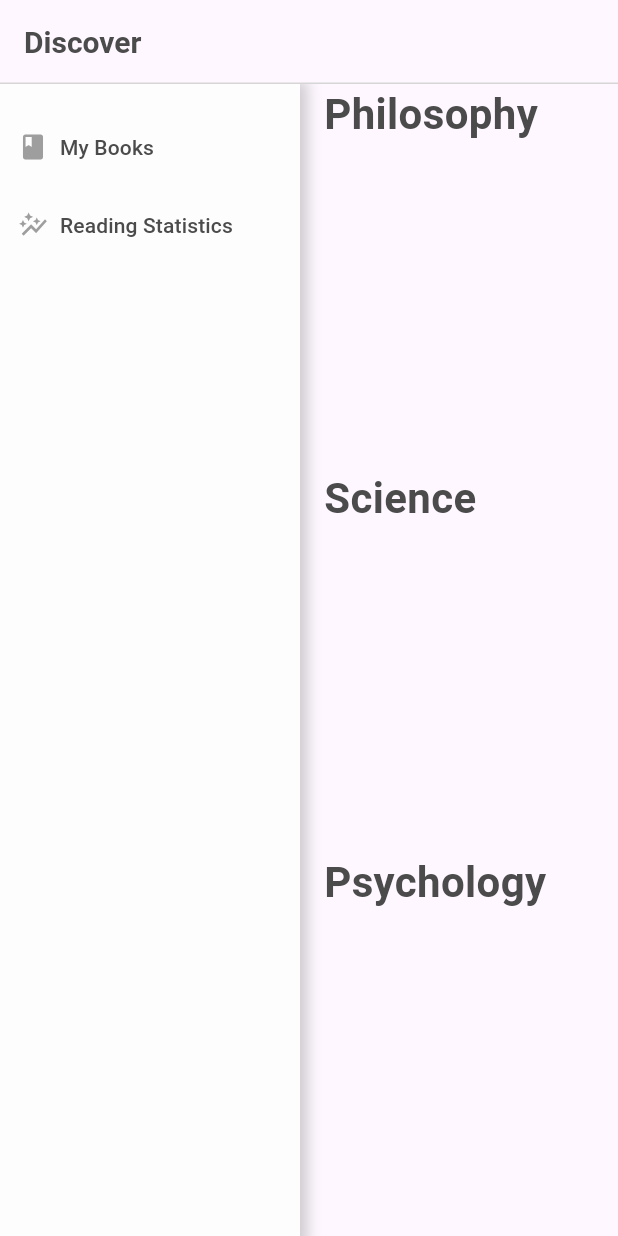
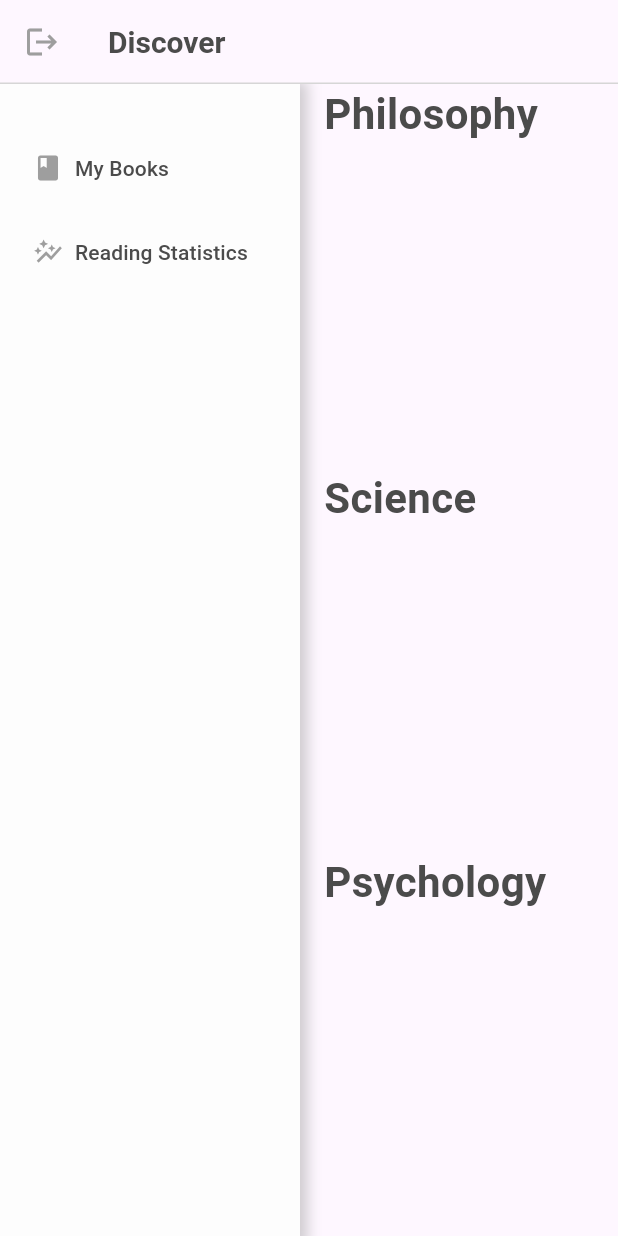
Before and after one commit to ashtondunderdale/file-engine, a Flutter app: the screen it shows after launch, on a phone screen of 412 x 824 dp. Run offline on Flutter 3.47's test engine with Material 3 defaults, Android fonts, the phone set to English and light mode, and no system bars; missing offline and left inert: google_books_api.

Commit message:
added skeleton views and logout button

```diff
--- a/fluttergames/lib/views/discover.dart
+++ b/fluttergames/lib/views/discover.dart
@@ -2,6 +2,7 @@ import 'package:flutter/material.dart';
 import 'package:fluttergames/globals.dart';
 
 import '../widgets/book_list.dart';
+import '../widgets/logout_button.dart';
 import '../widgets/nav_panel/nav_panel.dart';
 
 class Discover extends StatelessWidget {
@@ -11,6 +12,7 @@ class Discover extends StatelessWidget {
   Widget build(BuildContext context) {
     return Scaffold(
       appBar: AppBar(
+        leading: const LogoutButton(),
         title: Text(
           "Discover",
           style: TextStyle(
--- /dev/null
+++ b/fluttergames/lib/widgets/logout_button.dart
@@ -0,0 +1,16 @@
+import 'package:flutter/material.dart';
+
+class LogoutButton extends StatelessWidget {
+  const LogoutButton({super.key});
+
+  @override
+  Widget build(BuildContext context) {
+    return IconButton(
+      onPressed: () {},
+      icon: const Icon(
+        Icons.logout,
+        color: Colors.grey,
+      ),
+    );
+  }
+}
--- a/fluttergames/lib/widgets/nav_panel/my_books_button.dart
+++ b/fluttergames/lib/widgets/nav_panel/my_books_button.dart
@@ -1,4 +1,5 @@
 import 'package:flutter/material.dart';
+import 'package:fluttergames/views/my_books.dart';
 
 import '../../globals.dart';
 
@@ -7,10 +8,14 @@ class MyBooksButton extends StatelessWidget {
 
   @override
   Widget build(BuildContext context) {
-    return TextButton(
-      onPressed: () {},
-      child: Padding(
-        padding: const EdgeInsets.only(top: 24),
+    return Padding(
+      padding: const EdgeInsets.only(top: 32),
+      child: SizedBox(
+        width: 180,
+        child: TextButton(
+          onPressed: () {
+            Navigator.push(context, MaterialPageRoute(builder: (context) => const MyBooks()));
+          },
           child: Row(
             children: [
               const Padding(
@@ -30,6 +35,7 @@ class MyBooksButton extends StatelessWidget {
             ],
           ),
         ),
+      ),
     );
   }
 }
--- a/fluttergames/lib/widgets/nav_panel/statistics_button.dart
+++ b/fluttergames/lib/widgets/nav_panel/statistics_button.dart
@@ -1,4 +1,5 @@
 import 'package:flutter/material.dart';
+import 'package:fluttergames/views/statistics.dart';
 
 import '../../globals.dart';
 
@@ -7,10 +8,14 @@ class StatisticsButton extends StatelessWidget {
 
   @override
   Widget build(BuildContext context) {
-    return TextButton(
-      onPressed: () {},
-      child: Padding(
-        padding: const EdgeInsets.only(top: 16),
+    return Padding(
+      padding: const EdgeInsets.only(top: 8),
+      child: SizedBox(
+        width: 180,
+        child: TextButton(
+          onPressed: () {
+            Navigator.push(context, MaterialPageRoute(builder: (context) => const Statistics()));
+          },
           child: Row(
             children: [
               const Padding(
@@ -30,6 +35,7 @@ class StatisticsButton extends StatelessWidget {
             ],
           ),
         ),
+      ),
     );
   }
 }
```
Also changed, not shown: fluttergames/lib/views/my_books.dart (added, +29 -0 lines), fluttergames/lib/views/statistics.dart (added, +29 -0 lines), fluttergames/lib/widgets/book_list.dart (line endings or trailing spaces). Lines whose indentation alone changed are shown as unchanged.
